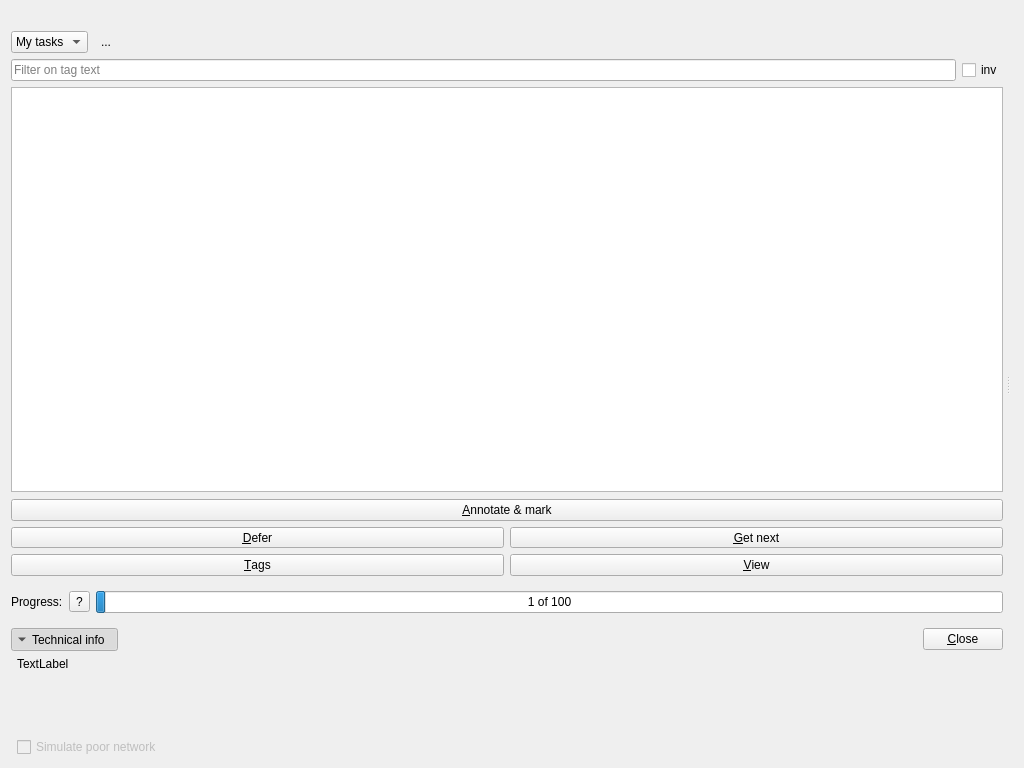
Above: plomclient/client/ui_files/marker.ui from plomgrading/plom-client before the change. Below: the same form after it.
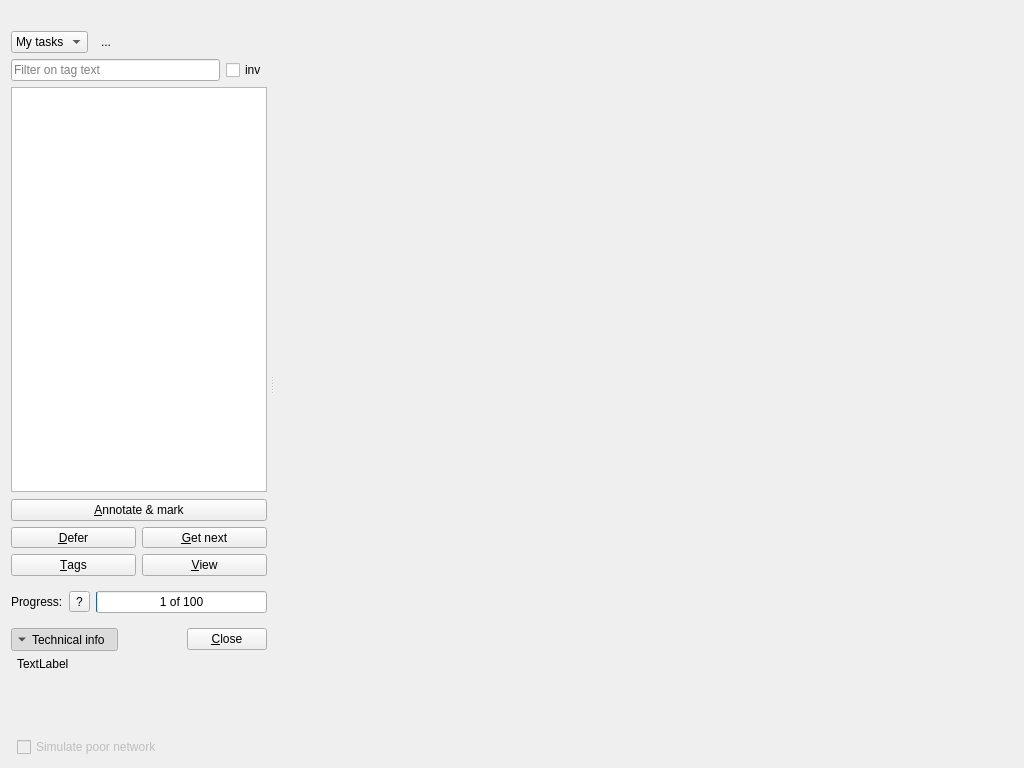
That is the form after the change. Custom widgets are drawn as their Qt base class.

Commit message: main box maximal with stretch, RHS minimal

What changed in the file:
```diff
--- a/plomclient/client/ui_files/marker.ui
+++ b/plomclient/client/ui_files/marker.ui
@@ -33,6 +33,12 @@
       <bool>false</bool>
      </property>
      <widget class="QFrame" name="frame">
+      <property name="sizePolicy">
+       <sizepolicy hsizetype="Minimum" vsizetype="Preferred">
+        <horstretch>0</horstretch>
+        <verstretch>0</verstretch>
+       </sizepolicy>
+      </property>
       <property name="frameShape">
        <enum>QFrame::Shape::NoFrame</enum>
       </property>
@@ -462,7 +468,7 @@
      <widget class="QFrame" name="paperBox">
       <property name="sizePolicy">
        <sizepolicy hsizetype="Expanding" vsizetype="Expanding">
-        <horstretch>0</horstretch>
+        <horstretch>10</horstretch>
         <verstretch>0</verstretch>
        </sizepolicy>
       </property>
```
